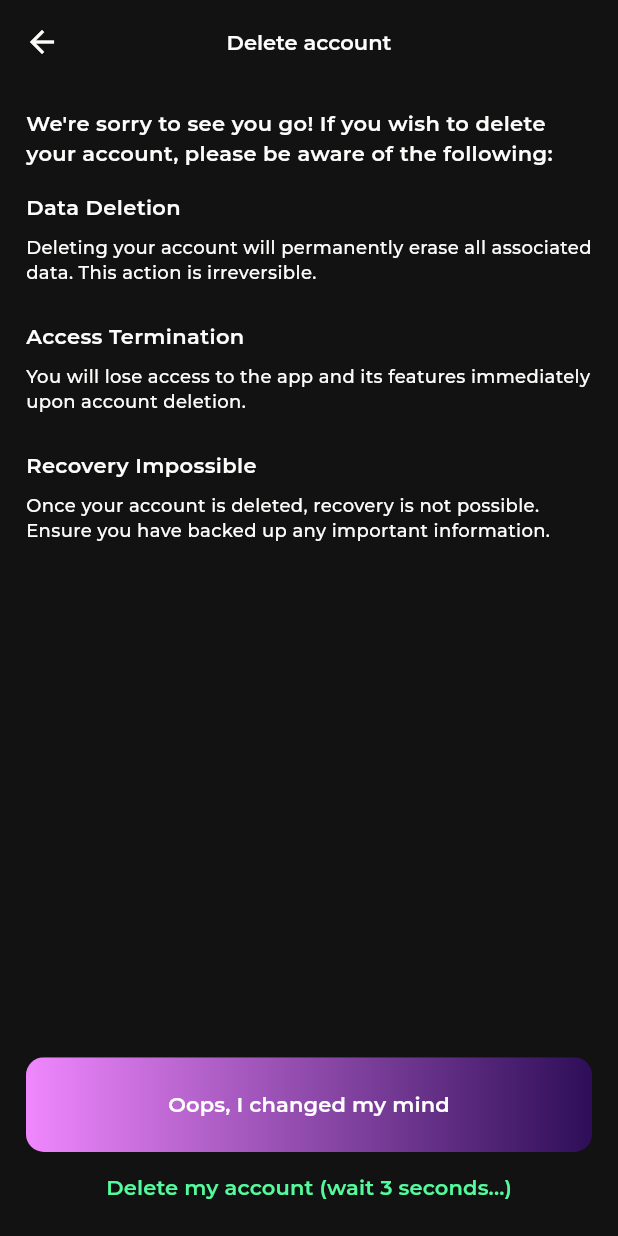
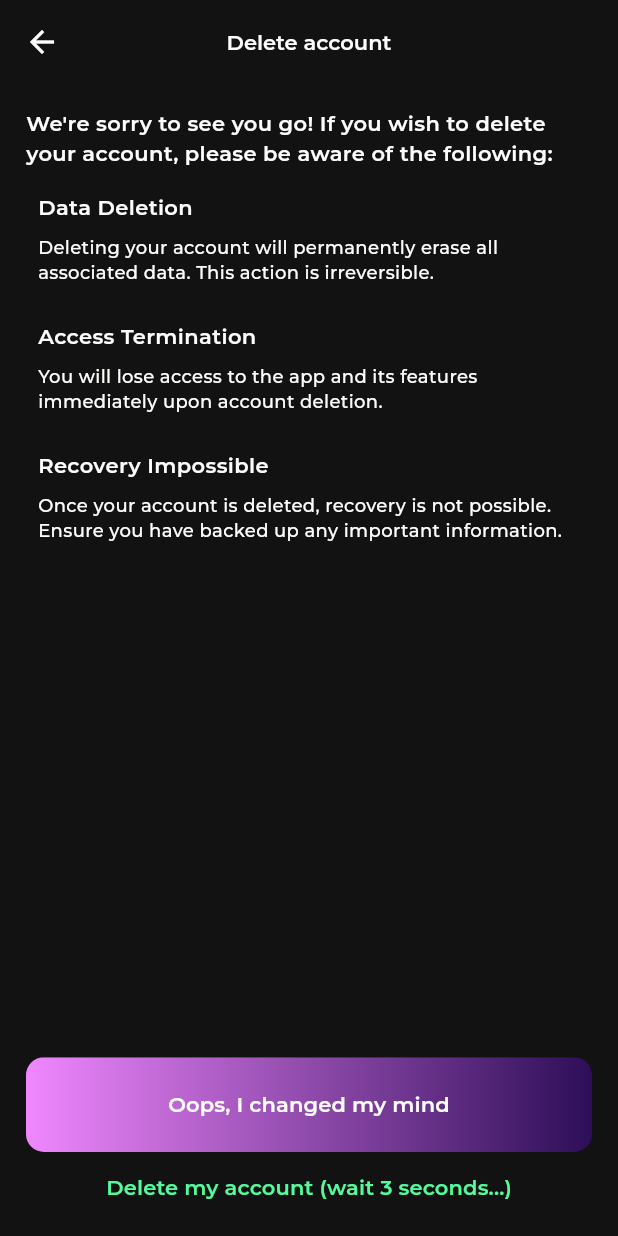
Before and after one commit to SayNode/skillbuddy-solana-flutter, a Flutter app: the DeleteAccountPage screen opened directly, on a phone screen of 412 x 824 dp. Run offline on Flutter 3.47's test engine with Material 3 defaults, Android fonts, the phone set to English and light mode, and no system bars; our stand-ins replace auto_size_text, cached_network_image, dotted_border, extended_image, file, firebase_analytics and 25 more; missing offline and left inert: cached_network_image_platform_interface, firebase_app_check, flutter_branch_sdk, flutter_exif_rotation, is_first_run, solana and 2 more; accounts and stored records are empty; project files that could hold a hidden picture were left out.

Commit message:
Refactor DeleteAccountPage to improve layout and display of deletion information

```diff
--- a/lib/page/settings/delete_account/delete_account.dart
+++ b/lib/page/settings/delete_account/delete_account.dart
@@ -33,7 +33,10 @@ class DeleteAccountPage extends GetView<DeleteAccountController> {
             ),
             Gap(getRelativeHeight(9)),
             Expanded(
+              child: Padding(
+                padding: const EdgeInsets.symmetric(horizontal: 8),
                 child: ListView.separated(
+                  physics: const ClampingScrollPhysics(),
                   itemCount: controller.deleteInfo.length,
                   separatorBuilder: (BuildContext context, int i) =>
                       Gap(getRelativeHeight(9)),
@@ -61,7 +64,8 @@ class DeleteAccountPage extends GetView<DeleteAccountController> {
                   ),
                 ),
               ),
-            const Spacer(),
+            ),
+            // const Spacer(),
             SkillBuddyButton(
               text: 'Oops, I changed my mind'.tr,
               onTap: controller.back,
```
Lines whose indentation alone changed are shown as unchanged.
